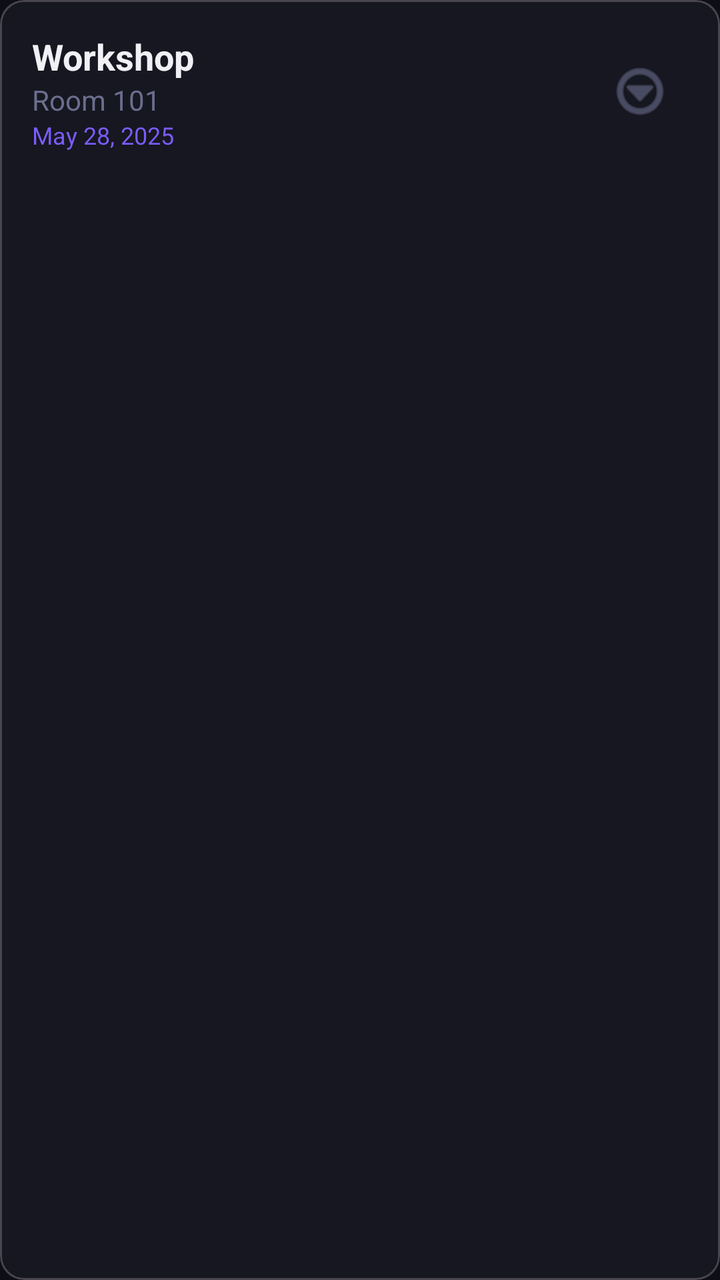
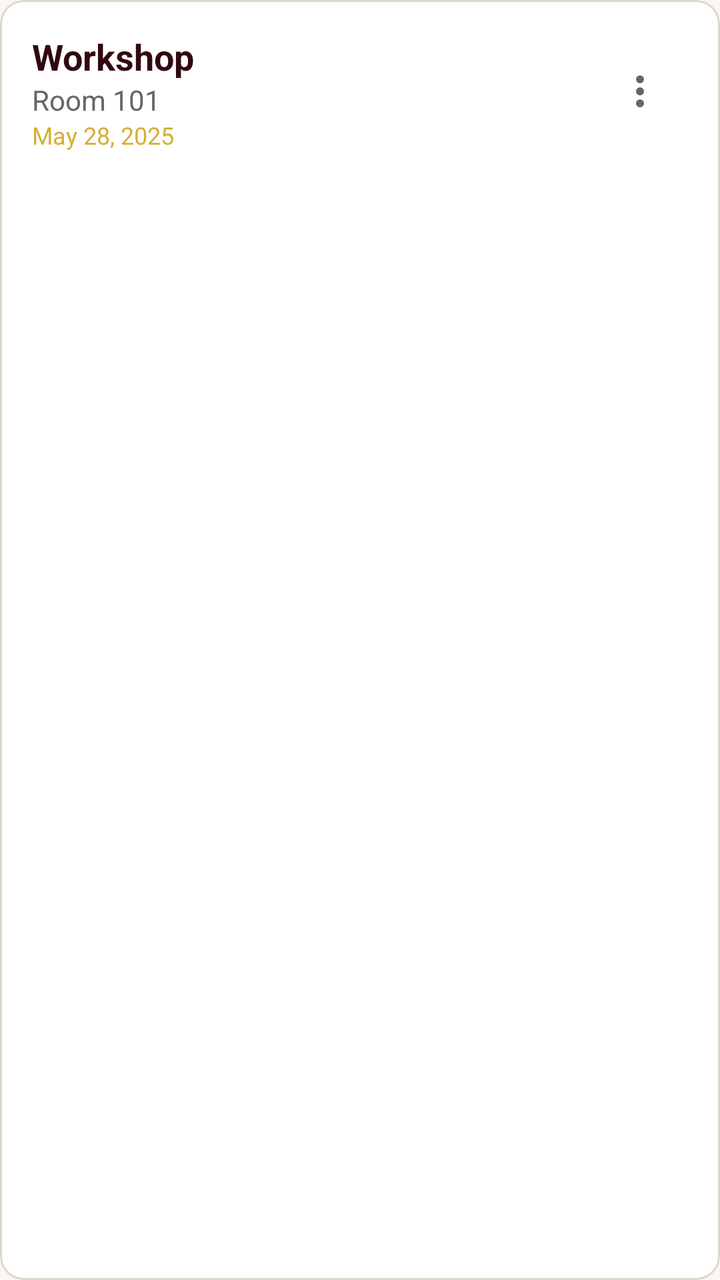

Two renders of the same Android screen: before a commit and after it. Below are the layout's source before the change and the commit's diff.
<!-- AndroidManifest.xml: application theme Theme.Present -->
<!-- res/layout/item_event.xml -->
<?xml version="1.0" encoding="utf-8"?>
<com.google.android.material.card.MaterialCardView xmlns:android="http://schemas.android.com/apk/res/android"
    xmlns:app="http://schemas.android.com/apk/res-auto"
    android:layout_width="match_parent"
    android:layout_height="wrap_content"
    android:layout_marginBottom="12dp"
    app:cardBackgroundColor="#161720"
    app:cardCornerRadius="12dp">
    <RelativeLayout
        android:layout_width="match_parent"
        android:layout_height="wrap_content"
        android:padding="16dp">

        <TextView
            android:id="@+id/tvEventTitle"
            android:layout_width="wrap_content"
            android:layout_height="wrap_content"
            android:text="Workshop"
            android:textColor="#F0F0F5"
            android:textSize="18sp"
            android:textStyle="bold"/>

        <TextView
            android:id="@+id/tvEventVenue"
            android:layout_width="wrap_content"
            android:layout_height="wrap_content"
            android:layout_below="@id/tvEventTitle"
            android:text="Room 101"
            android:textColor="#6B6E8E"/>

        <TextView
            android:id="@+id/tvEventDate"
            android:layout_width="wrap_content"
            android:layout_height="wrap_content"
            android:layout_below="@id/tvEventVenue"
            android:text="May 28, 2025"
            android:textColor="#7C5CFC"
            android:textSize="12sp"/>

        <ImageButton
            android:id="@+id/btnEventMore"
            android:layout_width="48dp"
            android:layout_height="48dp"
            android:layout_alignParentEnd="true"
            android:layout_centerVertical="true"
            android:background="?attr/selectableItemBackgroundBorderless"
            android:src="@android:drawable/ic_menu_more"
            android:contentDescription="More options"
            app:tint="#6B6E8E" />

    </RelativeLayout>
</com.google.android.material.card.MaterialCardView>
<!-- resources referenced by this layout -->
<resources>
  <style name="Theme.Present" parent="Theme.Material3.Dark.NoActionBar">
          
          <item name="colorPrimary">@color/colorPrimary</item>
          <item name="colorOnPrimary">@android:color/white</item>
          <item name="colorSecondary">@color/colorSecondary</item>
          <item name="colorOnSecondary">@android:color/white</item>
          <item name="colorError">@color/colorError</item>
  
          
          <item name="android:windowBackground">@color/colorBackground</item>
          <item name="colorSurface">@color/colorSurface</item>
          <item name="colorOnSurface">@color/colorOnSurface</item>
          <item name="colorOutline">@color/colorBorder</item>
  
          
          <item name="materialButtonStyle">@style/Widget.Material3.Button</item>
          <item name="textInputStyle">@style/Widget.Material3.TextInputLayout.OutlinedBox</item>
          <item name="bottomNavigationStyle">@style/Widget.Material3.BottomNavigationView</item>
      </style>
  <color name="colorPrimary">#7C5CFC</color>
  <color name="colorSecondary">#22C55E</color>
  <color name="colorError">#EF4444</color>
  <color name="colorBackground">#0E0F16</color>
  <color name="colorSurface">#161720</color>
  <color name="colorOnSurface">#F0F0F5</color>
  <color name="colorBorder">#2A2B3D</color>
</resources>

<!-- the commit's change to res/layout/item_event.xml (unified diff, before → after) -->
@@ -4,8 +4,11 @@
     android:layout_width="match_parent"
     android:layout_height="wrap_content"
     android:layout_marginBottom="12dp"
-    app:cardBackgroundColor="#161720"
-    app:cardCornerRadius="12dp">
+    app:cardBackgroundColor="@color/colorSurface"
+    app:cardCornerRadius="12dp"
+    app:strokeColor="@color/colorBorder"
+    app:strokeWidth="1dp">
+
     <RelativeLayout
         android:layout_width="match_parent"
         android:layout_height="wrap_content"
@@ -16,7 +19,7 @@
             android:layout_width="wrap_content"
             android:layout_height="wrap_content"
             android:text="Workshop"
-            android:textColor="#F0F0F5"
+            android:textColor="@color/colorOnSurface"
             android:textSize="18sp"
             android:textStyle="bold"/>
 
@@ -26,7 +29,7 @@
             android:layout_height="wrap_content"
             android:layout_below="@id/tvEventTitle"
             android:text="Room 101"
-            android:textColor="#6B6E8E"/>
+            android:textColor="@color/colorMuted"/>
 
         <TextView
             android:id="@+id/tvEventDate"
@@ -34,7 +37,7 @@
             android:layout_height="wrap_content"
             android:layout_below="@id/tvEventVenue"
             android:text="May 28, 2025"
-            android:textColor="#7C5CFC"
+            android:textColor="@color/colorSecondary"
             android:textSize="12sp"/>
 
         <ImageButton
@@ -44,9 +47,9 @@
             android:layout_alignParentEnd="true"
             android:layout_centerVertical="true"
             android:background="?attr/selectableItemBackgroundBorderless"
-            android:src="@android:drawable/ic_menu_more"
+            android:src="@drawable/ic_menu_more"
             android:contentDescription="More options"
-            app:tint="#6B6E8E" />
+            app:tint="@color/colorMuted" />
 
     </RelativeLayout>
 </com.google.android.material.card.MaterialCardView>
<!-- resource entries referenced after the edit -->
@@ -1,11 +1,11 @@
 <!-- resources referenced by this layout -->
 <resources>
-  <style name="Theme.Present" parent="Theme.Material3.Dark.NoActionBar">
+  <style name="Theme.Present" parent="Theme.Material3.Light.NoActionBar">
           
           <item name="colorPrimary">@color/colorPrimary</item>
-          <item name="colorOnPrimary">@android:color/white</item>
+          <item name="colorOnPrimary">@color/white</item>
           <item name="colorSecondary">@color/colorSecondary</item>
-          <item name="colorOnSecondary">@android:color/white</item>
+          <item name="colorOnSecondary">@color/white</item>
           <item name="colorError">@color/colorError</item>
   
           
@@ -15,16 +15,36 @@
           <item name="colorOutline">@color/colorBorder</item>
   
           
+          <item name="android:statusBarColor">@color/colorPrimary</item>
+          
+          <item name="android:windowLightStatusBar">false</item>
+  
+          
           <item name="materialButtonStyle">@style/Widget.Material3.Button</item>
           <item name="textInputStyle">@style/Widget.Material3.TextInputLayout.OutlinedBox</item>
           <item name="bottomNavigationStyle">@style/Widget.Material3.BottomNavigationView</item>
+  
+          
+          <item name="android:actionBarStyle">@style/Theme.Present.ActionBar</item>
       </style>
-  <color name="colorPrimary">#7C5CFC</color>
-  <color name="colorSecondary">#22C55E</color>
-  <color name="colorError">#EF4444</color>
-  <color name="colorBackground">#0E0F16</color>
-  <color name="colorSurface">#161720</color>
-  <color name="colorOnSurface">#F0F0F5</color>
-  <color name="colorBorder">#2A2B3D</color>
+  <color name="colorPrimary">#660033</color>
+  <color name="white">#FFFFFFFF</color>
+  <color name="colorSecondary">#D4AF37</color>
+  <color name="colorError">#DC3545</color>
+  <color name="colorBackground">#F9F6F0</color>
+  <style name="Theme.Present.ActionBar" parent="@style/Widget.Material3.Toolbar">
+          <item name="android:background">@color/colorPrimary</item>
+          <item name="titleTextColor">@color/white</item>
+      </style>
+  <color name="colorSurface">#FFFFFF</color>
+  <!-- drawable ic_menu_more (drawable) -->
+  <vector xmlns:android="http://schemas.android.com/apk/res/android" android:height="24dp" android:tint="#FFFFFF" android:viewportHeight="960" android:viewportWidth="960" android:width="24dp">
+        
+      <path android:fillColor="@android:color/white" android:pathData="M480,800Q447,800 423.5,776.5Q400,753 400,720Q400,687 423.5,663.5Q447,640 480,640Q513,640 536.5,663.5Q560,687 560,720Q560,753 536.5,776.5Q513,800 480,800ZM480,560Q447,560 423.5,536.5Q400,513 400,480Q400,447 423.5,423.5Q447,400 480,400Q513,400 536.5,423.5Q560,447 560,480Q560,513 536.5,536.5Q513,560 480,560ZM480,320Q447,320 423.5,296.5Q400,273 400,240Q400,207 423.5,183.5Q447,160 480,160Q513,160 536.5,183.5Q560,207 560,240Q560,273 536.5,296.5Q513,320 480,320Z"/>
+      
+  </vector>
+  <color name="colorOnSurface">#31090E</color>
+  <color name="colorBorder">#E0D5C8</color>
+  <color name="colorMuted">#666666</color>
 </resources>
 
